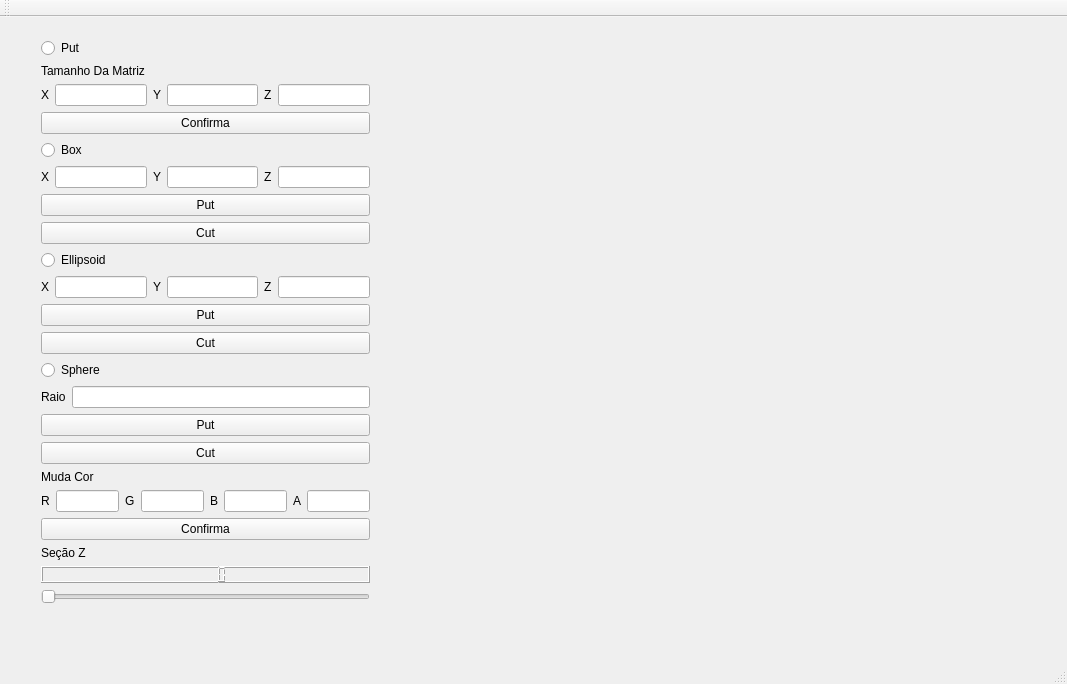
This is mainwindow.ui in ipolinha/projeto_III as Qt 5 draws it before an edit. The edited form follows.
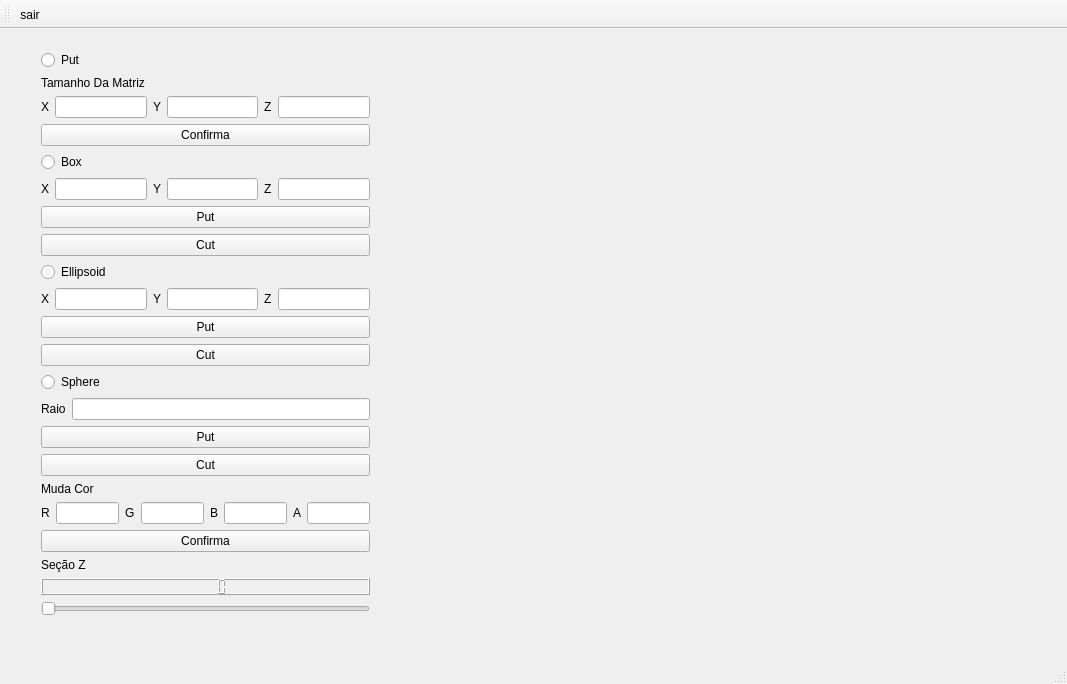
This is the edited form. Custom widgets are drawn as their Qt base class.

Diff of the .ui file:
```diff
--- a/mainwindow.ui
+++ b/mainwindow.ui
@@ -361,8 +361,17 @@
    <attribute name="toolBarBreak">
     <bool>false</bool>
    </attribute>
+   <addaction name="actionsair"/>
   </widget>
   <widget class="QStatusBar" name="statusBar"/>
+  <action name="actionsair">
+   <property name="checkable">
+    <bool>true</bool>
+   </property>
+   <property name="text">
+    <string>sair</string>
+   </property>
+  </action>
  </widget>
  <layoutdefault spacing="6" margin="11"/>
  <customwidgets>
```
Left out of the diff: 16 changed lines with no effect on the pictures.
